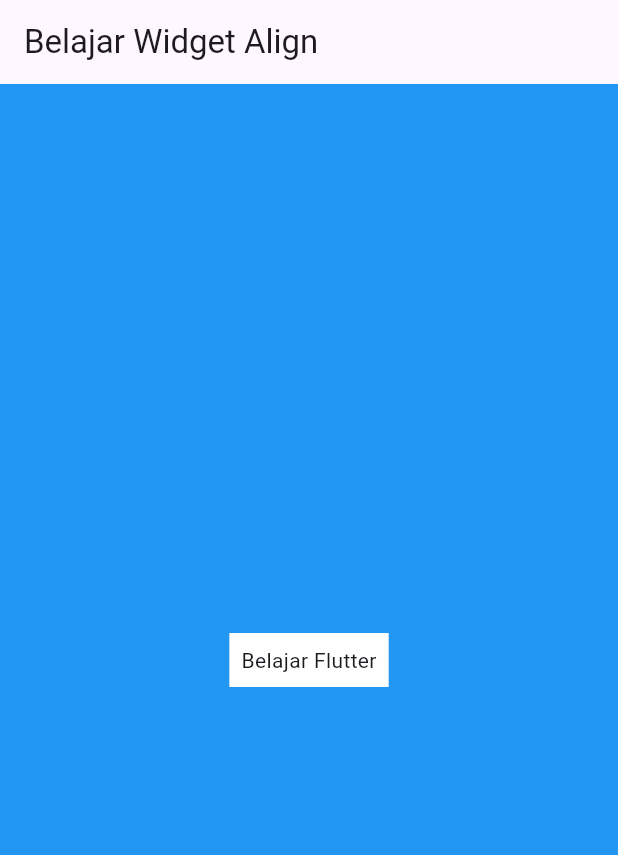
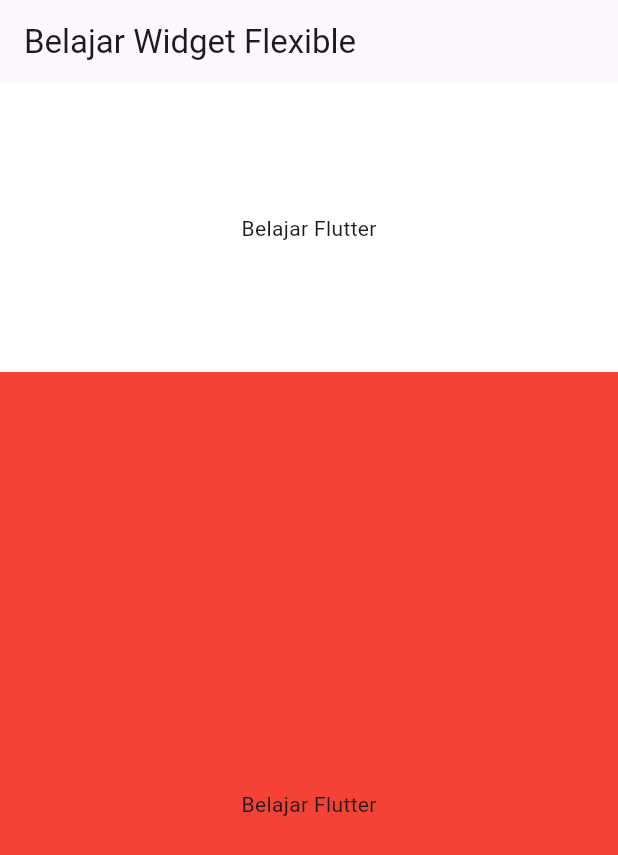
Before and after one commit to fauzan2720/learn-widget-flutter, a Flutter app: the screen it shows after launch, on a phone screen of 412 x 824 dp. Shown: the top 855 px of the screen. Run offline on Flutter 3.47's test engine with Material 3 defaults, Android fonts, the phone set to English and light mode, and no system bars.

Commit message:
widget flexible

```diff
--- a/lib/day1/single-widget/flexible.dart
+++ b/lib/day1/single-widget/flexible.dart
@@ -0,0 +1,43 @@
+import 'package:flutter/material.dart';
+
+class FlexibleWidget extends StatelessWidget {
+  const FlexibleWidget({super.key});
+
+  @override
+  Widget build(BuildContext context) {
+    return Scaffold(
+      appBar: AppBar(
+        title: const Text('Belajar Widget Flexible'),
+      ),
+      body: const ColoredBox(
+        color: Colors.blue,
+        child: Column(
+          children: [
+            Flexible(
+              /**
+               * Flexible = memberikan fleksibilitas dalam menentukan seberapa besar ruang yang harus digunakan oleh child widget, tetapi tidak memaksa child untuk mengisi seluruh ruang yang tersedia.
+               * flex = menentukan proporsi child dalam parent
+               */
+              flex: 1,
+              child: ColoredBox(
+                color: Colors.white,
+                child: Center(
+                  child: Text('Belajar Flutter'),
+                ),
+              ),
+            ),
+            Flexible(
+              flex: 3,
+              child: ColoredBox(
+                color: Colors.red,
+                child: Center(
+                  child: Text('Belajar Flutter'),
+                ),
+              ),
+            ),
+          ],
+        ),
+      ),
+    );
+  }
+}
--- a/lib/main.dart
+++ b/lib/main.dart
@@ -1,5 +1,5 @@
 import 'package:flutter/material.dart';
-import 'package:learn_flutter/day1/single-widget/align.dart';
+import 'package:learn_flutter/day1/single-widget/flexible.dart';
 
 void main() {
   runApp(const MyApp());
@@ -16,7 +16,7 @@ class MyApp extends StatelessWidget {
         colorScheme: ColorScheme.fromSeed(seedColor: Colors.deepPurple),
         useMaterial3: true,
       ),
-      home: const AlignWidget(),
+      home: const FlexibleWidget(),
     );
   }
 }
```
